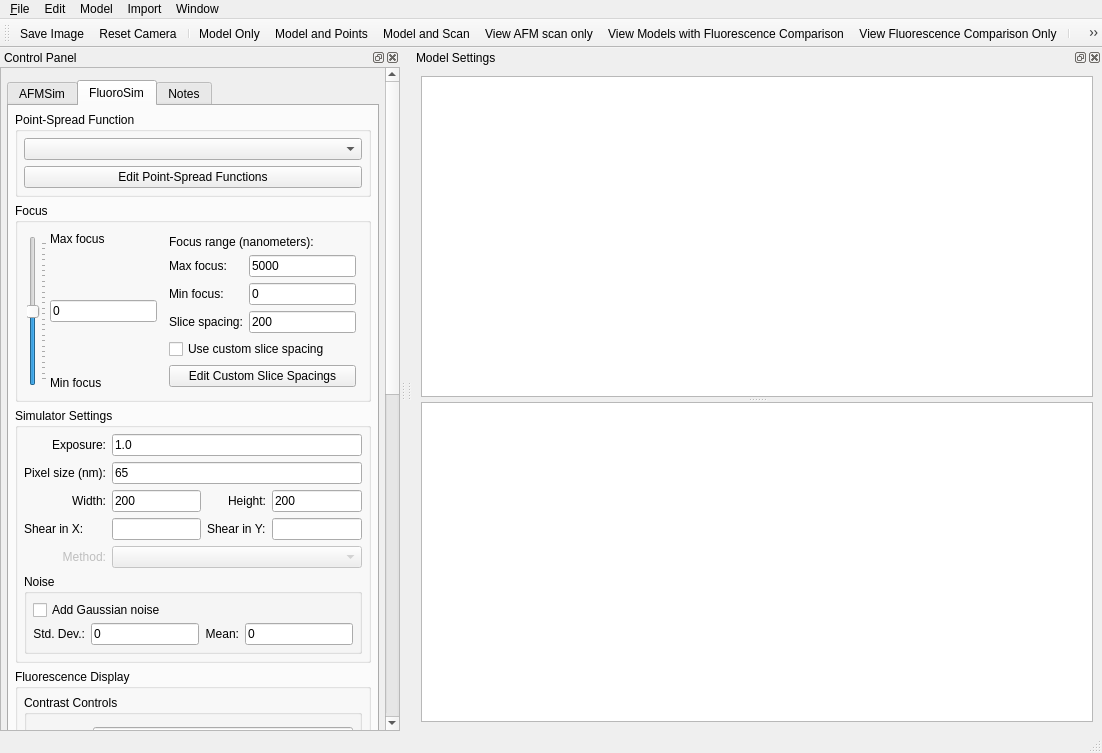
This is apps/MicroscopeSimulator/MicroscopeSimulator.ui in CISMM/MicroscopeSimulator2 as Qt 5 draws it before an edit. The edited form follows.
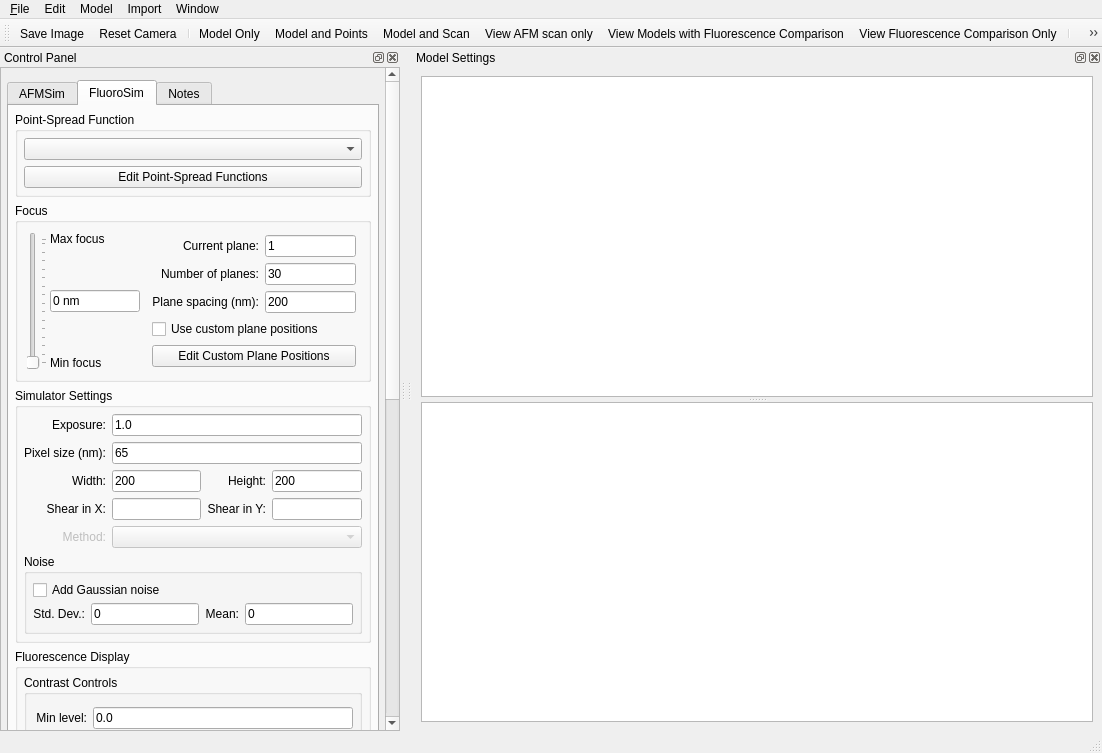
This is the edited form. Icons and pictures are not drawn. Custom widgets are drawn as their Qt base class.

Commit message: Changed focal plane setting controls in FluoroSim from min/max/spacing to number of planes and spacing. This will work better when adding custom plane positions.

```diff
--- a/apps/MicroscopeSimulator/MicroscopeSimulator.ui
+++ b/apps/MicroscopeSimulator/MicroscopeSimulator.ui
@@ -198,7 +198,7 @@
           <x>0</x>
           <y>0</y>
           <width>381</width>
-          <height>1377</height>
+          <height>1352</height>
          </rect>
         </property>
         <layout class="QVBoxLayout" name="verticalLayout_5">
@@ -482,6 +482,56 @@
                       <property name="spacing">
                        <number>3</number>
                       </property>
+                      <item row="4" column="2">
+                       <widget class="QLabel" name="fluoroSimMinFocusLabel">
+                        <property name="text">
+                         <string>Min focus</string>
+                        </property>
+                       </widget>
+                      </item>
+                      <item row="3" column="2">
+                       <spacer name="fluoroSimMinFocusSpacer">
+                        <property name="orientation">
+                         <enum>Qt::Vertical</enum>
+                        </property>
+                        <property name="sizeHint" stdset="0">
+                         <size>
+                          <width>20</width>
+                          <height>40</height>
+                         </size>
+                        </property>
+                       </spacer>
+                      </item>
+                      <item row="2" column="2">
+                       <widget class="QLineEdit" name="fluoroSimFocalDepthEdit">
+                        <property name="text">
+                         <string>0 nm</string>
+                        </property>
+                        <property name="readOnly">
+                         <bool>true</bool>
+                        </property>
+                       </widget>
+                      </item>
+                      <item row="1" column="2">
+                       <spacer name="fluoroSimMaxFocusSpacer">
+                        <property name="orientation">
+                         <enum>Qt::Vertical</enum>
+                        </property>
+                        <property name="sizeHint" stdset="0">
+                         <size>
+                          <width>20</width>
+                          <height>40</height>
+                         </size>
+                        </property>
+                       </spacer>
+                      </item>
+                      <item row="0" column="2">
+                       <widget class="QLabel" name="fluoroSimMaxFocusLabel">
+                        <property name="text">
+                         <string>Max focus</string>
+                        </property>
+                       </widget>
+                      </item>
                       <item row="0" column="1" rowspan="5">
                        <widget class="QSlider" name="fluoroSimFocusSlider">
                         <property name="minimumSize">
@@ -497,10 +547,10 @@
                          </size>
                         </property>
                         <property name="minimum">
-                         <number>-25</number>
+                         <number>1</number>
                         </property>
                         <property name="maximum">
-                         <number>25</number>
+                         <number>30</number>
                         </property>
                         <property name="singleStep">
                          <number>1</number>
@@ -519,53 +569,6 @@
                         </property>
                        </widget>
                       </item>
-                      <item row="4" column="2">
-                       <widget class="QLabel" name="fluoroSimMinFocusLabel">
-                        <property name="text">
-                         <string>Min focus</string>
-                        </property>
-                       </widget>
-                      </item>
-                      <item row="3" column="2">
-                       <spacer name="fluoroSimMinFocusSpacer">
-                        <property name="orientation">
-                         <enum>Qt::Vertical</enum>
-                        </property>
-                        <property name="sizeHint" stdset="0">
-                         <size>
-                          <width>20</width>
-                          <height>40</height>
-                         </size>
-                        </property>
-                       </spacer>
-                      </item>
-                      <item row="2" column="2">
-                       <widget class="QLineEdit" name="fluoroSimFocusEdit">
-                        <property name="text">
-                         <string>0</string>
-                        </property>
-                       </widget>
-                      </item>
-                      <item row="1" column="2">
-                       <spacer name="fluoroSimMaxFocusSpacer">
-                        <property name="orientation">
-                         <enum>Qt::Vertical</enum>
-                        </property>
-                        <property name="sizeHint" stdset="0">
-                         <size>
-                          <width>20</width>
-                          <height>40</height>
-                         </size>
-                        </property>
-                       </spacer>
-                      </item>
-                      <item row="0" column="2">
-                       <widget class="QLabel" name="fluoroSimMaxFocusLabel">
-                        <property name="text">
-                         <string>Max focus</string>
-                        </property>
-                       </widget>
-                      </item>
                      </layout>
                     </widget>
                    </item>
@@ -575,69 +578,68 @@
                       <property name="margin">
                        <number>6</number>
                       </property>
-                      <item row="0" column="0" colspan="2">
-                       <widget class="QLabel" name="fluoroSimFocusRangeLabel">
-                        <property name="text">
-                         <string>Focus range (nanometers):</string>
-                        </property>
-                       </widget>
-                      </item>
-                      <item row="2" column="1">
-                       <widget class="QLineEdit" name="fluoroSimFocusMinEdit">
-                        <property name="text">
-                         <string>0</string>
-                        </property>
-                       </widget>
-                      </item>
-                      <item row="2" column="0">
-                       <widget class="QLabel" name="fluoroSimFocusMinLabel">
-                        <property name="text">
-                         <string>Min focus:</string>
-                        </property>
-                       </widget>
-                      </item>
-                      <item row="1" column="0">
-                       <widget class="QLabel" name="fluoroSimFocusMaxLabel">
-                        <property name="enabled">
-                         <bool>true</bool>
-                        </property>
-                        <property name="text">
-                         <string>Max focus:</string>
-                        </property>
-                       </widget>
-                      </item>
                       <item row="1" column="1">
                        <widget class="QLineEdit" name="fluoroSimFocusMaxEdit">
                         <property name="text">
-                         <string>5000</string>
+                         <string>30</string>
                         </property>
                        </widget>
                       </item>
-                      <item row="3" column="0">
-                       <widget class="QLabel" name="fluoroSimFocusSpacingLabel">
+                      <item row="1" column="0">
+                       <widget class="QLabel" name="fluoroSimNumberOfFocalPlanesLabel">
                         <property name="text">
-                         <string>Slice spacing:</string>
+                         <string>Number of planes:</string>
                         </property>
+                        <property name="alignment">
+                         <set>Qt::AlignRight|Qt::AlignTrailing|Qt::AlignVCenter</set>
+                        </property>
                        </widget>
                       </item>
-                      <item row="3" column="1">
-                       <widget class="QLineEdit" name="fluoroSimFocusSpacingEdit">
+                      <item row="2" column="0">
+                       <widget class="QLabel" name="fluoroSimFocusPlaneSpacingsLabel">
+                        <property name="text">
+                         <string>Plane spacing (nm):</string>
+                        </property>
+                        <property name="alignment">
+                         <set>Qt::AlignRight|Qt::AlignTrailing|Qt::AlignVCenter</set>
+                        </property>
+                       </widget>
+                      </item>
+                      <item row="2" column="1">
+                       <widget class="QLineEdit" name="fluoroSimFocalPlaneSpacingEdit">
                         <property name="text">
                          <string>200</string>
                         </property>
                        </widget>
                       </item>
+                      <item row="3" column="0" colspan="2">
+                       <widget class="QCheckBox" name="fluoroSimUseCustomFocalPlanePositionsCheckBox">
+                        <property name="text">
+                         <string>Use custom plane positions</string>
+                        </property>
+                       </widget>
+                      </item>
                       <item row="4" column="0" colspan="2">
-                       <widget class="QCheckBox" name="fluoroSimUseCustomZSpacing">
+                       <widget class="QPushButton" name="fluoroSimEditCustomFocalPlanePositionsButton">
                         <property name="text">
-                         <string>Use custom slice spacing</string>
+                         <string>Edit Custom Plane Positions</string>
                         </property>
                        </widget>
                       </item>
-                      <item row="5" column="0" colspan="2">
-                       <widget class="QPushButton" name="fluoroSimEditCustomSliceSpacings">
+                      <item row="0" column="0">
+                       <widget class="QLabel" name="fluoroSimCurrentPlaneLabel">
                         <property name="text">
-                         <string>Edit Custom Slice Spacings</string>
+                         <string>Current plane:</string>
+                        </property>
+                        <property name="alignment">
+                         <set>Qt::AlignRight|Qt::AlignTrailing|Qt::AlignVCenter</set>
+                        </property>
+                       </widget>
+                      </item>
+                      <item row="0" column="1">
+                       <widget class="QLineEdit" name="fluoroSimCurrentPlaneEdit">
+                        <property name="text">
+                         <string>1</string>
                         </property>
                        </widget>
                       </item>
@@ -841,6 +843,9 @@
                   <property name="text">
                    <string>Shear in X:</string>
                   </property>
+                  <property name="alignment">
+                   <set>Qt::AlignRight|Qt::AlignTrailing|Qt::AlignVCenter</set>
+                  </property>
                  </widget>
                 </item>
                 <item row="3" column="2">
@@ -848,6 +853,9 @@
                   <property name="text">
                    <string>Shear in Y:</string>
                   </property>
+                  <property name="alignment">
+                   <set>Qt::AlignRight|Qt::AlignTrailing|Qt::AlignVCenter</set>
+                  </property>
                  </widget>
                 </item>
                 <item row="3" column="1">
```
Left out of the diff: 36 changed lines with no effect on the pictures. The commit also changes 8 other files.
